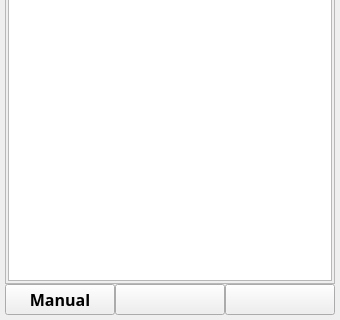
First picture: the form in ANDROID_FORMS/connections_form.ui, repository DavidSiegman/PLC_RF_Configurator, before the edit; both pictures show x 0 to 340 and y 240 to 560 of the 340 by 560 pixel window.
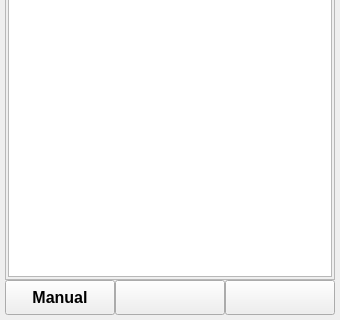
Second picture: the form after the edit. Icons and pictures are not drawn.

Diff of the .ui file:
```diff
--- a/ANDROID_FORMS/connections_form.ui
+++ b/ANDROID_FORMS/connections_form.ui
@@ -413,6 +413,7 @@
         <widget class="QPlainTextEdit" name="consol">
          <property name="font">
           <font>
+           <family>Microsoft YaHei UI</family>
            <pointsize>7</pointsize>
           </font>
          </property>
@@ -438,7 +439,7 @@
        <property name="minimumSize">
         <size>
          <width>0</width>
-         <height>25</height>
+         <height>35</height>
         </size>
        </property>
        <property name="maximumSize">
@@ -449,7 +450,7 @@
        </property>
        <property name="font">
         <font>
-         <family>Microsoft YaHei UI Light</family>
+         <family>Microsoft JhengHei UI</family>
          <pointsize>12</pointsize>
          <weight>75</weight>
          <bold>true</bold>
@@ -471,7 +472,7 @@
        <property name="minimumSize">
         <size>
          <width>0</width>
-         <height>25</height>
+         <height>35</height>
         </size>
        </property>
        <property name="maximumSize">
@@ -506,7 +507,7 @@
        <property name="minimumSize">
         <size>
          <width>0</width>
-         <height>25</height>
+         <height>35</height>
         </size>
        </property>
        <property name="maximumSize">
```
Left out of the diff: 2 changed lines with no effect on the pictures.
